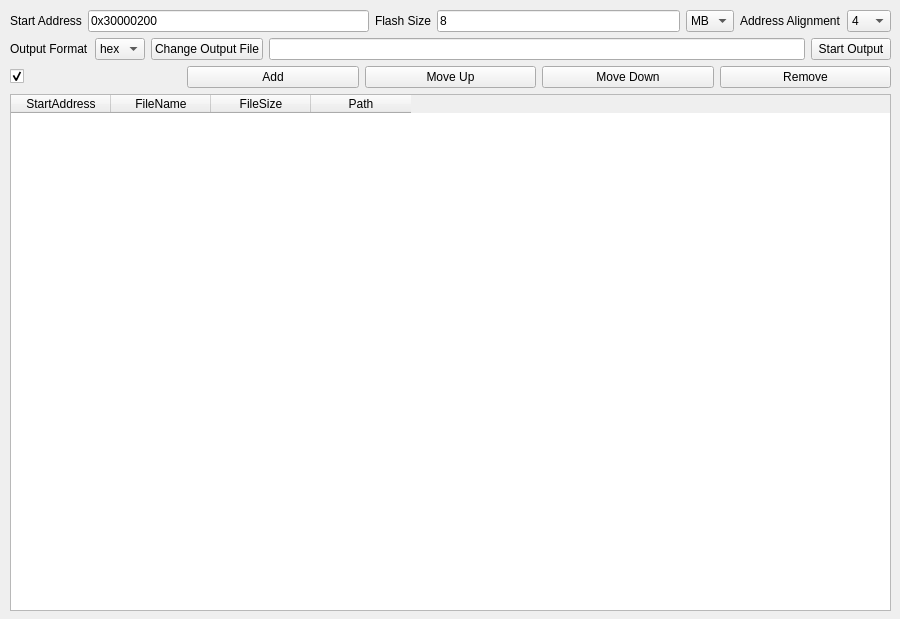
Deadline039/File-to-Flash, file mainwindow.ui: the form before one commit.
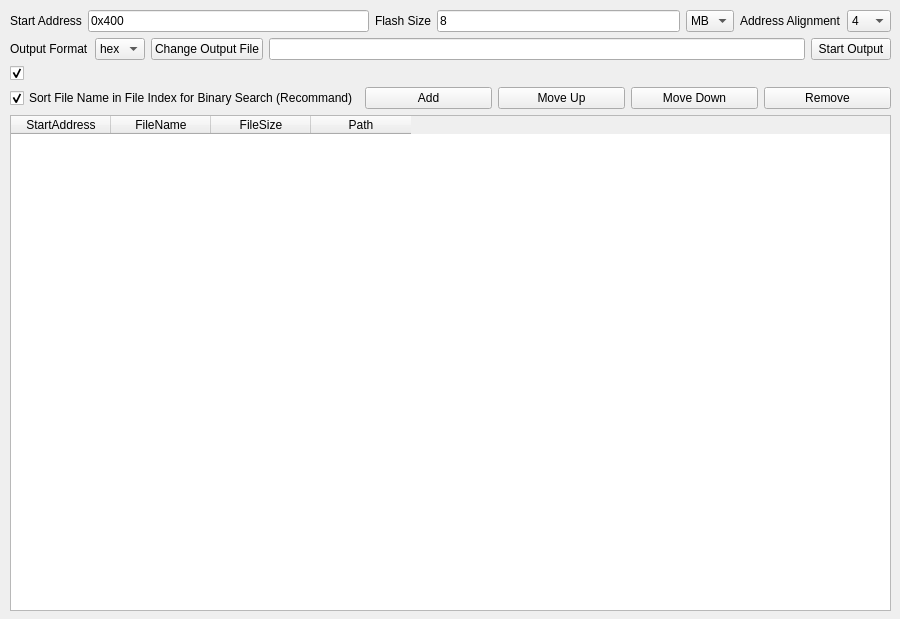
The form after the commit.

Commit message: feat: add file name sort for binary search

Diff of the .ui file:
```diff
--- a/mainwindow.ui
+++ b/mainwindow.ui
@@ -74,7 +74,7 @@
         <item row="0" column="1">
          <widget class="QLineEdit" name="startAddrTextBox">
           <property name="text">
-           <string>0x30000200</string>
+           <string>0x400</string>
           </property>
          </widget>
         </item>
@@ -188,13 +188,22 @@
       </item>
      </layout>
     </item>
+    <item>
+     <widget class="QCheckBox" name="addFileIndexCheckbox">
+      <property name="text">
+       <string/>
+      </property>
+      <property name="checked">
+       <bool>true</bool>
+      </property>
+     </widget>
+    </item>
     <item>
      <layout class="QHBoxLayout" name="horizontalLayout_2">
       <item>
-       <widget class="QCheckBox" name="addFileIndexCheckbox">
+       <widget class="QCheckBox" name="sortFileIndexCheckbox">
         <property name="text">
-         <string></string>
-         <string></string>
+         <string>Sort File Name in File Index for Binary Search (Recommand)</string>
         </property>
         <property name="checked">
          <bool>true</bool>
@@ -233,12 +242,18 @@
     </item>
     <item>
      <widget class="QTableWidget" name="fileTable">
+      <property name="alternatingRowColors">
+       <bool>false</bool>
+      </property>
       <property name="selectionMode">
        <enum>QAbstractItemView::SelectionMode::SingleSelection</enum>
       </property>
       <property name="selectionBehavior">
        <enum>QAbstractItemView::SelectionBehavior::SelectRows</enum>
       </property>
+      <property name="sortingEnabled">
+       <bool>false</bool>
+      </property>
       <column>
        <property name="text">
         <string>StartAddress</string>
```
The commit also changes 9 other files.
